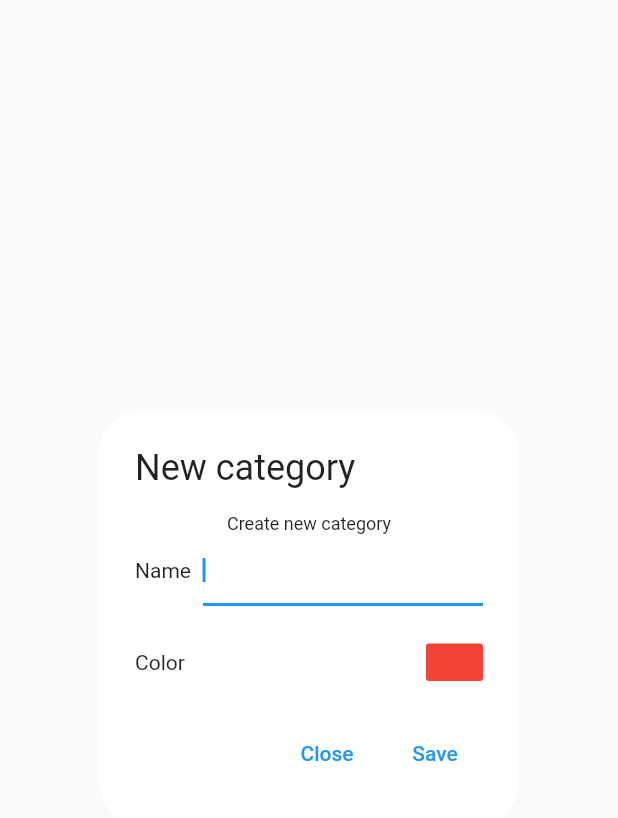
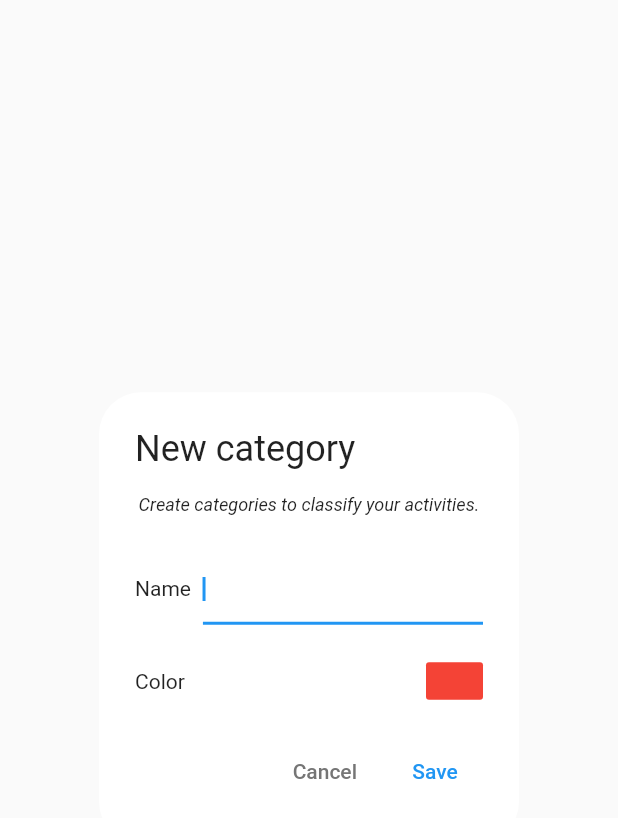
Before and after one commit to ikanadev/temea, a Flutter app: the NewCategory widget shown alone on an empty page, opened directly, on a phone screen of 412 x 824 dp. Shown: the top 818 px of the screen. Run offline on Flutter 3.47's test engine with Material 2 defaults, Android fonts, the phone set to English and light mode, and no system bars; our stand-ins replace flutter_riverpod, go_router, isar, shared_preferences; accounts and stored records are empty; generated files the repository leaves out were written again.

Commit message:
Create category modal complete

```diff
--- /dev/null
+++ b/lib/widgets/cancel_button.dart
@@ -0,0 +1,18 @@
+import 'package:flutter/material.dart';
+import 'package:temea/theme/theme.dart';
+
+class CancelButton extends StatelessWidget {
+  const CancelButton({super.key, required this.label, required this.onClick});
+
+  final String label;
+  final VoidCallback onClick;
+
+  @override
+  Widget build(BuildContext context) {
+    final appTheme = getAppTheme(context);
+    return TextButton(
+      onPressed: onClick,
+      child: Text(label, style: TextStyle(color: appTheme.greyText)),
+    );
+  }
+}
--- a/lib/widgets/new_category.dart
+++ b/lib/widgets/new_category/new_category.dart
@@ -1,22 +1,41 @@
 import 'package:flutter/material.dart';
+import 'package:flutter_riverpod/flutter_riverpod.dart';
+import 'package:temea/providers/category/category.dart';
 import 'package:temea/utils/utils.dart';
-import 'package:temea/widgets/color_picker.dart';
+import 'package:temea/widgets/widgets.dart';
 
-class NewCategory extends StatefulWidget {
+import 'color_picker.dart';
+
+class NewCategory extends ConsumerStatefulWidget {
   const NewCategory({super.key});
 
   @override
-  State<NewCategory> createState() => _NewCategoryState();
+  NewCategoryState createState() => NewCategoryState();
 }
 
-class _NewCategoryState extends State<NewCategory> {
+class NewCategoryState extends ConsumerState<NewCategory> {
   final _formKey = GlobalKey<FormState>();
   CategoryColor _color = CategoryColor.red;
+  final TextEditingController _textContr = TextEditingController();
 
   void _setColor(CategoryColor newColor) {
     setState(() {
       _color = newColor;
     });
+  }
+
+  void _closeDialog() {
+    Navigator.of(context).pop();
+  }
+
+  void _saveCategory() {
+    if (_formKey.currentState == null || !_formKey.currentState!.validate()) {
+      return;
+    }
+    ref
+        .read(categoryProvider.notifier)
+        .saveCategory(_textContr.text, _color)
+        .whenComplete(_closeDialog);
   }
 
   @override
@@ -27,11 +46,13 @@ class _NewCategoryState extends State<NewCategory> {
         mainAxisSize: MainAxisSize.min,
         children: [
           Text(
-            'Create new category',
+            'Create categories to classify your activities.',
             style: TextStyle(
               fontSize: Theme.of(context).textTheme.bodySmall?.fontSize,
+              fontStyle: FontStyle.italic,
             ),
           ),
+          const SizedBox(height: 25),
           Row(
             crossAxisAlignment: CrossAxisAlignment.center,
             children: [
@@ -44,6 +65,7 @@ class _NewCategoryState extends State<NewCategory> {
                   key: _formKey,
                   child: TextFormField(
                     autofocus: true,
+                    controller: _textContr,
                     validator: (value) {
                       if (value == null || value.trim().isEmpty) {
                         return 'Please enter a name';
@@ -81,18 +103,8 @@ class _NewCategoryState extends State<NewCategory> {
         ],
       ),
       actions: [
-        TextButton(
-          onPressed: () => Navigator.of(context).pop(),
-          child: const Text('Close'),
-        ),
-        TextButton(
-          onPressed: () {
-            if (_formKey.currentState!.validate()) {
-              // register category
-            }
-          },
-          child: const Text('Save'),
-        )
+        CancelButton(label: 'Cancel', onClick: _closeDialog),
+        TextButton(onPressed: _saveCategory, child: const Text('Save')),
       ],
     );
   }
--- a/lib/widgets/widgets.dart
+++ b/lib/widgets/widgets.dart
@@ -1,4 +1,5 @@
 export 'app_drawer.dart';
 export 'heading.dart';
 export 'app_shell.dart';
-export 'new_category.dart';
+export 'new_category/new_category.dart';
+export 'cancel_button.dart';
```
Also changed, not shown: lib/widgets/new_category/color_picker.dart (renamed from lib/widgets/color_picker.dart, +2 -12 lines).
